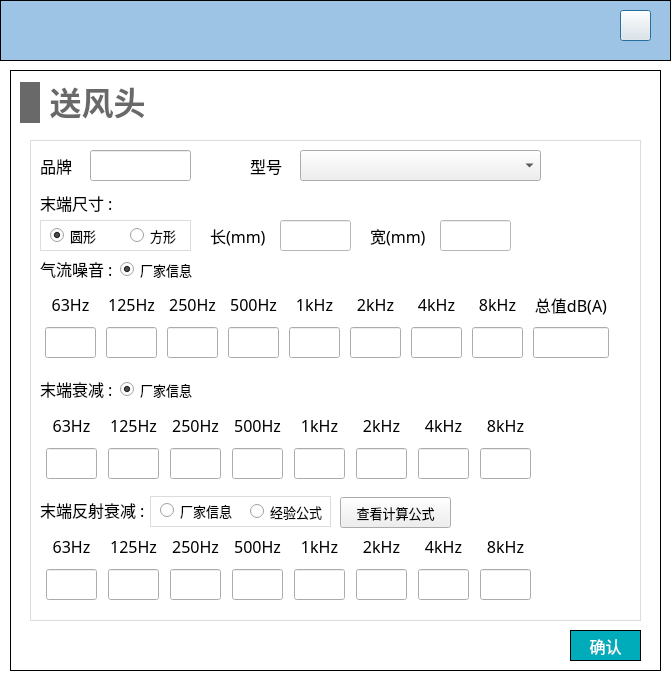
Before: the Qt Designer form NoiseCalSoft/inputDialog/dialog_pump_send.ui in haobana/NoiCal, drawn with Qt 5.
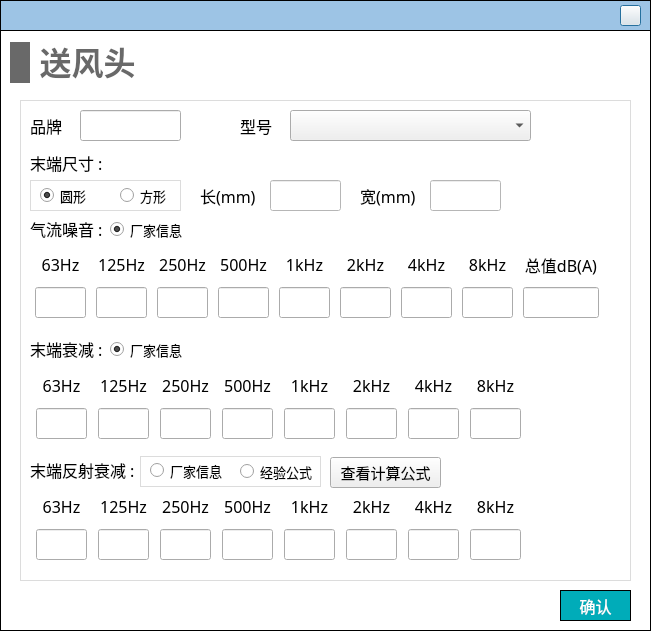
After: the same form once the commit is applied. Icons and pictures are not drawn.

Diff of the .ui file:
```diff
--- a/NoiseCalSoft/inputDialog/dialog_pump_send.ui
+++ b/NoiseCalSoft/inputDialog/dialog_pump_send.ui
@@ -6,8 +6,8 @@
    <rect>
     <x>0</x>
     <y>0</y>
-    <width>671</width>
-    <height>687</height>
+    <width>651</width>
+    <height>631</height>
    </rect>
   </property>
   <property name="windowTitle">
@@ -36,8 +36,8 @@
     <rect>
      <x>0</x>
      <y>0</y>
-     <width>671</width>
-     <height>61</height>
+     <width>651</width>
+     <height>31</height>
     </rect>
    </property>
    <property name="styleSheet">
@@ -52,9 +52,9 @@
     <property name="geometry">
      <rect>
       <x>620</x>
-      <y>10</y>
-      <width>31</width>
-      <height>31</height>
+      <y>5</y>
+      <width>21</width>
+      <height>21</height>
      </rect>
     </property>
     <property name="styleSheet">
@@ -68,8 +68,8 @@
   <widget class="QWidget" name="widget_pump_send" native="true">
    <property name="geometry">
     <rect>
-     <x>10</x>
-     <y>70</y>
+     <x>0</x>
+     <y>30</y>
      <width>651</width>
      <height>601</height>
     </rect>
@@ -123,7 +123,7 @@
      </property>
      <property name="font">
       <font>
-       <family>Microsoft YaHei</family>
+       <family>黑体</family>
        <pointsize>-1</pointsize>
       </font>
      </property>
@@ -142,7 +142,7 @@
      </property>
      <property name="font">
       <font>
-       <family>Microsoft YaHei</family>
+       <family>黑体</family>
        <pointsize>-1</pointsize>
       </font>
      </property>
@@ -161,7 +161,7 @@
      </property>
      <property name="font">
       <font>
-       <family>Microsoft YaHei</family>
+       <family>黑体</family>
        <pointsize>-1</pointsize>
       </font>
      </property>
@@ -196,7 +196,7 @@
      </property>
      <property name="font">
       <font>
-       <family>Microsoft YaHei</family>
+       <family>黑体</family>
        <pointsize>-1</pointsize>
       </font>
      </property>
@@ -215,7 +215,7 @@
      </property>
      <property name="font">
       <font>
-       <family>Microsoft YaHei</family>
+       <family>黑体</family>
        <pointsize>-1</pointsize>
       </font>
      </property>
@@ -251,7 +251,7 @@
           </property>
           <property name="font">
            <font>
-            <family>Microsoft YaHei</family>
+            <family>黑体</family>
             <pointsize>-1</pointsize>
            </font>
           </property>
@@ -279,7 +279,7 @@
           </property>
           <property name="font">
            <font>
-            <family>Microsoft YaHei</family>
+            <family>黑体</family>
             <pointsize>-1</pointsize>
            </font>
           </property>
@@ -311,7 +311,7 @@
           </property>
           <property name="font">
            <font>
-            <family>Microsoft YaHei</family>
+            <family>黑体</family>
             <pointsize>-1</pointsize>
            </font>
           </property>
@@ -339,7 +339,7 @@
           </property>
           <property name="font">
            <font>
-            <family>Microsoft YaHei</family>
+            <family>黑体</family>
             <pointsize>-1</pointsize>
            </font>
           </property>
@@ -371,7 +371,7 @@
           </property>
           <property name="font">
            <font>
-            <family>Microsoft YaHei</family>
+            <family>黑体</family>
             <pointsize>-1</pointsize>
            </font>
           </property>
@@ -399,7 +399,7 @@
           </property>
           <property name="font">
            <font>
-            <family>Microsoft YaHei</family>
+            <family>黑体</family>
             <pointsize>-1</pointsize>
            </font>
           </property>
@@ -431,7 +431,7 @@
           </property>
           <property name="font">
            <font>
-            <family>Microsoft YaHei</family>
+            <family>黑体</family>
             <pointsize>-1</pointsize>
            </font>
           </property>
@@ -459,7 +459,7 @@
           </property>
           <property name="font">
            <font>
-            <family>Microsoft YaHei</family>
+            <family>黑体</family>
             <pointsize>-1</pointsize>
            </font>
           </property>
@@ -491,7 +491,7 @@
           </property>
           <property name="font">
            <font>
-            <family>Microsoft YaHei</family>
+            <family>黑体</family>
             <pointsize>-1</pointsize>
            </font>
           </property>
@@ -519,7 +519,7 @@
           </property>
           <property name="font">
            <font>
-            <family>Microsoft YaHei</family>
+            <family>黑体</family>
             <pointsize>-1</pointsize>
            </font>
           </property>
@@ -554,7 +554,7 @@
           </property>
           <property name="font">
            <font>
-            <family>Microsoft YaHei</family>
+            <family>黑体</family>
             <pointsize>-1</pointsize>
            </font>
           </property>
@@ -582,7 +582,7 @@
           </property>
           <property name="font">
            <font>
-            <family>Microsoft YaHei</family>
+            <family>黑体</family>
             <pointsize>-1</pointsize>
            </font>
           </property>
@@ -614,7 +614,7 @@
           </property>
           <property name="font">
            <font>
-            <family>Microsoft YaHei</family>
+            <family>黑体</family>
             <pointsize>-1</pointsize>
            </font>
           </property>
@@ -642,7 +642,7 @@
           </property>
           <property name="font">
            <font>
-            <family>Microsoft YaHei</family>
+            <family>黑体</family>
             <pointsize>-1</pointsize>
            </font>
           </property>
@@ -674,7 +674,7 @@
           </property>
           <property name="font">
            <font>
-            <family>Microsoft YaHei</family>
+            <family>黑体</family>
             <pointsize>-1</pointsize>
            </font>
           </property>
@@ -702,7 +702,7 @@
           </property>
           <property name="font">
            <font>
-            <family>Microsoft YaHei</family>
+            <family>黑体</family>
             <pointsize>-1</pointsize>
            </font>
           </property>
@@ -746,7 +746,7 @@
           </property>
           <property name="font">
            <font>
-            <family>Microsoft YaHei</family>
+            <family>黑体</family>
             <pointsize>-1</pointsize>
            </font>
           </property>
@@ -774,7 +774,7 @@
           </property>
           <property name="font">
            <font>
-            <family>Microsoft YaHei</family>
+            <family>黑体</family>
             <pointsize>-1</pointsize>
            </font>
           </property>
@@ -806,7 +806,7 @@
           </property>
           <property name="font">
            <font>
-            <family>Microsoft YaHei</family>
+            <family>黑体</family>
             <pointsize>-1</pointsize>
            </font>
           </property>
@@ -834,7 +834,7 @@
           </property>
           <property name="font">
            <font>
-            <family>Microsoft YaHei</family>
+            <family>黑体</family>
             <pointsize>-1</pointsize>
            </font>
           </property>
@@ -866,7 +866,7 @@
           </property>
           <property name="font">
            <font>
-            <family>Microsoft YaHei</family>
+            <family>黑体</family>
             <pointsize>-1</pointsize>
            </font>
           </property>
@@ -894,7 +894,7 @@
           </property>
           <property name="font">
            <font>
-            <family>Microsoft YaHei</family>
+            <family>黑体</family>
             <pointsize>-1</pointsize>
            </font>
           </property>
@@ -926,7 +926,7 @@
           </property>
           <property name="font">
            <font>
-            <family>Microsoft YaHei</family>
+            <family>黑体</family>
             <pointsize>-1</pointsize>
            </font>
           </property>
@@ -954,7 +954,7 @@
           </property>
           <property name="font">
            <font>
-            <family>Microsoft YaHei</family>
+            <family>黑体</family>
             <pointsize>-1</pointsize>
            </font>
           </property>
@@ -986,7 +986,7 @@
           </property>
           <property name="font">
            <font>
-            <family>Microsoft YaHei</family>
+            <family>黑体</family>
             <pointsize>-1</pointsize>
            </font>
           </property>
@@ -1014,7 +1014,7 @@
           </property>
           <property name="font">
            <font>
-            <family>Microsoft YaHei</family>
+            <family>黑体</family>
             <pointsize>-1</pointsize>
            </font>
           </property>
@@ -1049,7 +1049,7 @@
           </property>
           <property name="font">
            <font>
-            <family>Microsoft YaHei</family>
+            <family>黑体</family>
             <pointsize>-1</pointsize>
            </font>
           </property>
@@ -1077,7 +1077,7 @@
           </property>
           <property name="font">
            <font>
-            <family>Microsoft YaHei</family>
+            <family>黑体</family>
             <pointsize>-1</pointsize>
            </font>
           </property>
@@ -1109,7 +1109,7 @@
           </property>
           <property name="font">
            <font>
-            <family>Microsoft YaHei</family>
+            <family>黑体</family>
             <pointsize>-1</pointsize>
            </font>
           </property>
@@ -1137,7 +1137,7 @@
           </property>
           <property name="font">
            <font>
-            <family>Microsoft YaHei</family>
+            <family>黑体</family>
             <pointsize>-1</pointsize>
            </font>
           </property>
@@ -1169,7 +1169,7 @@
           </property>
           <property name="font">
            <font>
-            <family>Microsoft YaHei</family>
+            <family>黑体</family>
             <pointsize>-1</pointsize>
            </font>
           </property>
@@ -1197,7 +1197,7 @@
           </property>
           <property name="font">
            <font>
-            <family>Microsoft YaHei</family>
+            <family>黑体</family>
             <pointsize>-1</pointsize>
            </font>
           </property>
@@ -1241,7 +1241,7 @@
           </property>
           <property name="font">
            <font>
-            <family>Microsoft YaHei</family>
+            <family>黑体</family>
             <pointsize>-1</pointsize>
            </font>
           </property>
@@ -1269,7 +1269,7 @@
           </property>
           <property name="font">
            <font>
-            <family>Microsoft YaHei</family>
+            <family>黑体</family>
             <pointsize>-1</pointsize>
            </font>
           </property>
@@ -1301,7 +1301,7 @@
           </property>
           <property name="font">
            <font>
-            <family>Microsoft YaHei</family>
+            <family>黑体</family>
             <pointsize>-1</pointsize>
            </font>
           </property>
@@ -1329,7 +1329,7 @@
           </property>
           <property name="font">
            <font>
-            <family>Microsoft YaHei</family>
+            <family>黑体</family>
             <pointsize>-1</pointsize>
            </font>
           </property>
@@ -1361,7 +1361,7 @@
           </property>
           <property name="font">
            <font>
-            <family>Microsoft YaHei</family>
+            <family>黑体</family>
             <pointsize>-1</pointsize>
            </font>
           </property>
@@ -1389,7 +1389,7 @@
           </property>
           <property name="font">
            <font>
-            <family>Microsoft YaHei</family>
+            <family>黑体</family>
             <pointsize>-1</pointsize>
            </font>
           </property>
@@ -1421,7 +1421,7 @@
           </property>
           <property name="font">
            <font>
-            <family>Microsoft YaHei</family>
+            <family>黑体</family>
             <pointsize>-1</pointsize>
            </font>
           </property>
@@ -1449,7 +1449,7 @@
           </property>
           <property name="font">
            <font>
-            <family>Microsoft YaHei</family>
+            <family>黑体</family>
             <pointsize>-1</pointsize>
            </font>
           </property>
@@ -1481,7 +1481,7 @@
           </property>
           <property name="font">
            <font>
-            <family>Microsoft YaHei</family>
+            <family>黑体</family>
             <pointsize>-1</pointsize>
            </font>
           </property>
@@ -1509,7 +1509,7 @@
           </property>
           <property name="font">
            <font>
-            <family>Microsoft YaHei</family>
+            <family>黑体</family>
             <pointsize>-1</pointsize>
            </font>
           </property>
@@ -1544,7 +1544,7 @@
           </property>
           <property name="font">
            <font>
-            <family>Microsoft YaHei</family>
+            <family>黑体</family>
             <pointsize>-1</pointsize>
            </font>
           </property>
@@ -1572,7 +1572,7 @@
           </property>
           <property name="font">
            <font>
-            <family>Microsoft YaHei</family>
+            <family>黑体</family>
             <pointsize>-1</pointsize>
            </font>
           </property>
@@ -1604,7 +1604,7 @@
           </property>
           <property name="font">
            <font>
-            <family>Microsoft YaHei</family>
+            <family>黑体</family>
             <pointsize>-1</pointsize>
            </font>
           </property>
@@ -1632,7 +1632,7 @@
           </property>
           <property name="font">
            <font>
-            <family>Microsoft YaHei</family>
+            <family>黑体</family>
             <pointsize>-1</pointsize>
            </font>
           </property>
@@ -1664,7 +1664,7 @@
           </property>
           <property name="font">
            <font>
-            <family>Microsoft YaHei</family>
+            <family>黑体</family>
             <pointsize>-1</pointsize>
            </font>
           </property>
@@ -1692,7 +1692,7 @@
           </property>
           <property name="font">
            <font>
-            <family>Microsoft YaHei</family>
+            <family>黑体</family>
             <pointsize>-1</pointsize>
            </font>
           </property>
@@ -1724,7 +1724,7 @@
           </property>
           <property name="font">
            <font>
-            <family>Microsoft YaHei</family>
+            <family>黑体</family>
             <pointsize>-1</pointsize>
            </font>
           </property>
@@ -1752,7 +1752,7 @@
           </property>
           <property name="font">
            <font>
-            <family>Microsoft YaHei</family>
+            <family>黑体</family>
             <pointsize>-1</pointsize>
            </font>
           </property>
@@ -1779,7 +1779,7 @@
      </property>
      <property name="font">
       <font>
-       <family>Microsoft YaHei</family>
+       <family>黑体</family>
        <pointsize>-1</pointsize>
       </font>
      </property>
@@ -1819,7 +1819,7 @@
        </property>
        <property name="font">
         <font>
-         <family>Microsoft YaHei</family>
+         <family>黑体</family>
          <pointsize>-1</pointsize>
         </font>
        </property>
@@ -1835,7 +1835,7 @@
        </property>
        <property name="font">
         <font>
-         <family>Microsoft YaHei</family>
+         <family>黑体</family>
          <pointsize>-1</pointsize>
         </font>
        </property>
@@ -1854,7 +1854,7 @@
        </property>
        <property name="font">
         <font>
-         <family>Microsoft YaHei</family>
+         <family>黑体</family>
          <pointsize>-1</pointsize>
         </font>
        </property>
@@ -1873,7 +1873,7 @@
        </property>
        <property name="font">
         <font>
-         <family>Microsoft YaHei</family>
+         <family>黑体</family>
          <pointsize>-1</pointsize>
         </font>
        </property>
@@ -1943,7 +1943,7 @@
       </property>
       <property name="font">
        <font>
-        <family>Microsoft YaHei</family>
+        <family>黑体</family>
         <pointsize>10</pointsize>
        </font>
       </property>
@@ -1965,7 +1965,7 @@
       </property>
       <property name="font">
        <font>
-        <family>Microsoft YaHei</family>
+        <family>黑体</family>
         <pointsize>10</pointsize>
        </font>
       </property>
@@ -1985,7 +1985,7 @@
      </property>
      <property name="font">
       <font>
-       <family>Microsoft YaHei</family>
+       <family>黑体</family>
        <pointsize>-1</pointsize>
       </font>
      </property>
@@ -2019,7 +2019,7 @@
       </property>
       <property name="font">
        <font>
-        <family>Microsoft YaHei</family>
+        <family>黑体</family>
         <pointsize>10</pointsize>
        </font>
       </property>
@@ -2038,7 +2038,7 @@
       </property>
       <property name="font">
        <font>
-        <family>Microsoft YaHei</family>
+        <family>黑体</family>
         <pointsize>10</pointsize>
        </font>
       </property>
@@ -2058,7 +2058,7 @@
      </property>
      <property name="font">
       <font>
-       <family>Microsoft YaHei</family>
+       <family>黑体</family>
        <pointsize>10</pointsize>
       </font>
      </property>
@@ -2080,7 +2080,7 @@
      </property>
      <property name="font">
       <font>
-       <family>Microsoft YaHei</family>
+       <family>黑体</family>
        <pointsize>10</pointsize>
       </font>
      </property>
@@ -2102,8 +2102,8 @@
      </property>
      <property name="font">
       <font>
-       <family>Microsoft YaHei</family>
-       <pointsize>10</pointsize>
+       <family>黑体</family>
+       <pointsize>11</pointsize>
       </font>
      </property>
      <property name="text">
@@ -2122,7 +2122,7 @@
     </property>
     <property name="font">
      <font>
-      <family>Microsoft YaHei</family>
+      <family>黑体</family>
       <pointsize>12</pointsize>
      </font>
     </property>
```
Left out of the diff: 21 changed lines with no effect on the pictures.
